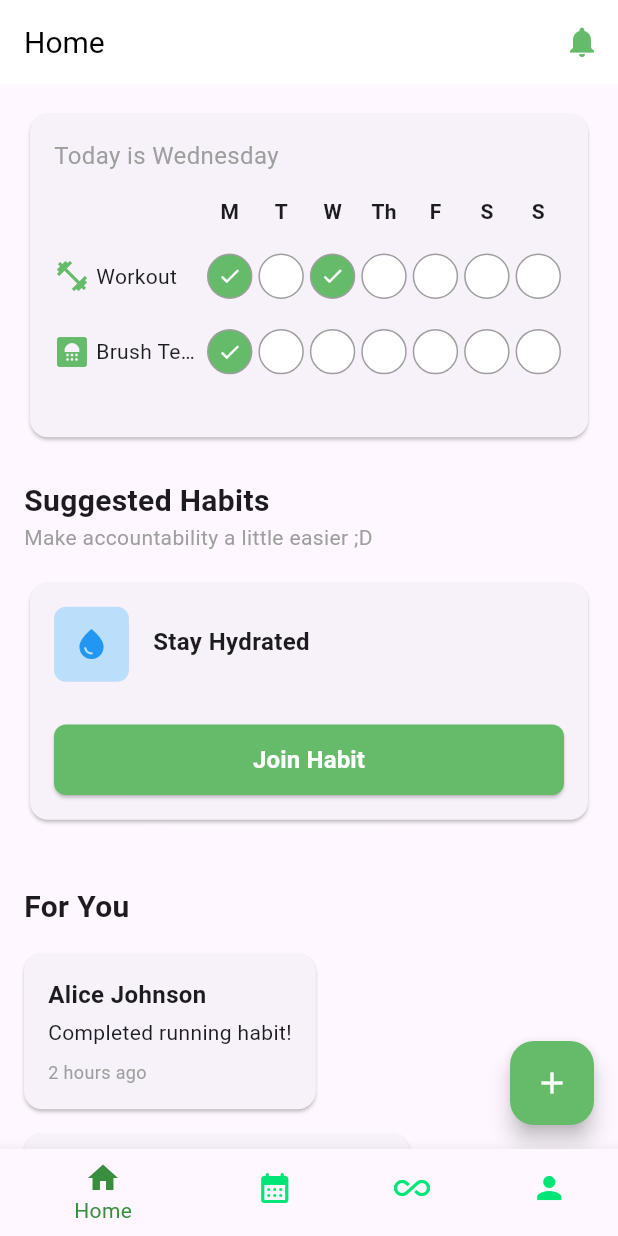
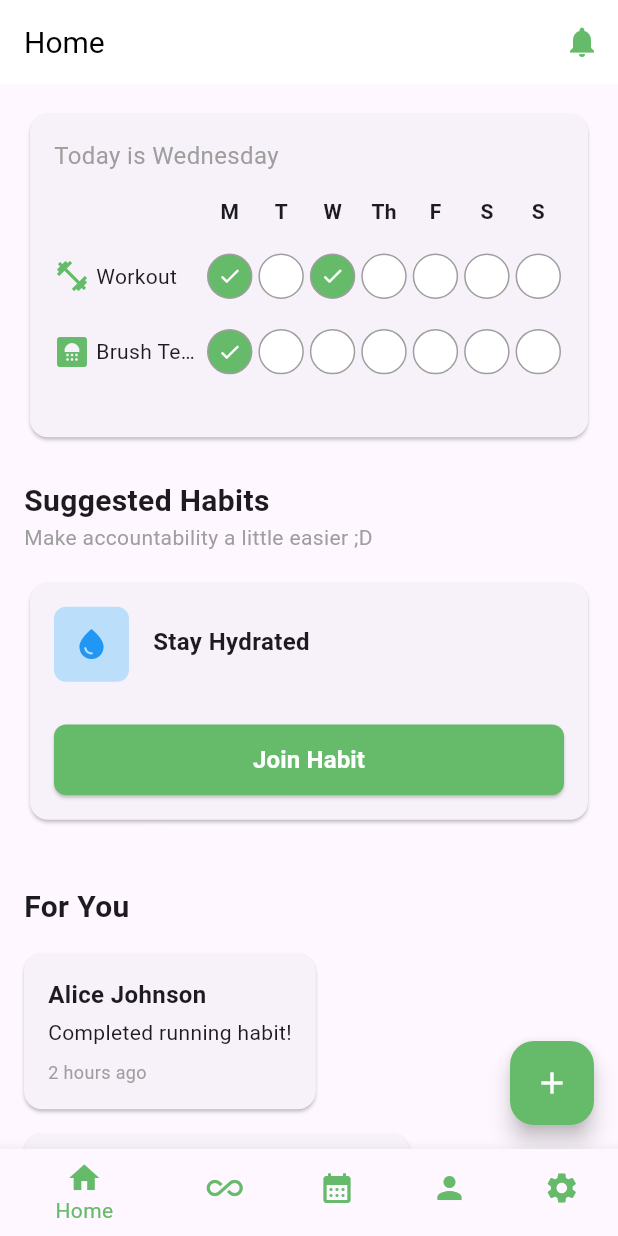
Before and after one commit to uhabit-cs320/uhabit-app, a Flutter app: the screen it shows after launch, on a phone screen of 412 x 824 dp. Run offline on Flutter 3.47's test engine with Material 3 defaults, Android fonts, the phone set to English and light mode, and no system bars.

Commit message:
Update main.dart

```diff
--- a/lib/main.dart
+++ b/lib/main.dart
@@ -1,3 +1,4 @@
+import 'package:UHabit/SettingsScreen.dart';
 import 'package:flutter/material.dart';
 import 'UserScreen.dart';
 import 'CalendarScreen.dart';
@@ -29,7 +30,7 @@ class Screen extends StatefulWidget {
 class _ScreenState extends State<Screen> {
   int _selectedIndex = 0;
   String _screenTitle = 'Home';
-  var _screenTitles = ['Home', 'Calendar', 'Friends', 'You'];
+  var _screenTitles = ['Home', 'Friends', 'Calendar', 'You', 'Settings'];
 
   // This method handles updating the selected index when a bottom navigation item is tapped.
   void _onItemTapped(int index) {
@@ -37,15 +38,15 @@ class _ScreenState extends State<Screen> {
       _selectedIndex = index;
       _screenTitle = _screenTitles[index];
     });
-
   }
 
   // This list of widgets is used to navigate between the main content and the UserScreen.
   final List<Widget> _pages = [
     HomeScreen(),
+    FriendScreen(),
     CalendarScreen(),
-    FriendScreen(),
     UserScreen(),
+    SettingsScreen(),
   ];
 
   @override
@@ -55,14 +56,20 @@ class _ScreenState extends State<Screen> {
       body: _pages[_selectedIndex], // Display the selected page
       bottomNavigationBar: BottomNavigationBar(
         currentIndex: _selectedIndex,
-        selectedItemColor: Colors.green[700],  // Light green color for selected icon
-        unselectedItemColor: Colors.greenAccent[400], // Light green color for unselected icons
-        onTap: _onItemTapped,                   // Update index on item tap
+        selectedItemColor: Colors.green[400],
+        // Light green color for selected icon
+        unselectedItemColor: Colors.green[400],
+        // Light green color for unselected icons
+        onTap: _onItemTapped,
+        // Update index on item tap
         items: [
           BottomNavigationBarItem(icon: Icon(Icons.home), label: 'Home'),
-          BottomNavigationBarItem(icon: Icon(Icons.calendar_month_rounded), label: 'Calendar'),
-          BottomNavigationBarItem(icon: Icon(Icons.all_inclusive), label: 'Friends'),
+          BottomNavigationBarItem(
+              icon: Icon(Icons.all_inclusive), label: 'Friends'),
+          BottomNavigationBarItem(
+              icon: Icon(Icons.calendar_month_rounded), label: 'Calendar'),
           BottomNavigationBarItem(icon: Icon(Icons.person), label: 'You'),
+          BottomNavigationBarItem(icon: Icon(Icons.settings), label: 'Settings'),
         ],
         backgroundColor: Colors.white,
       ),
```
